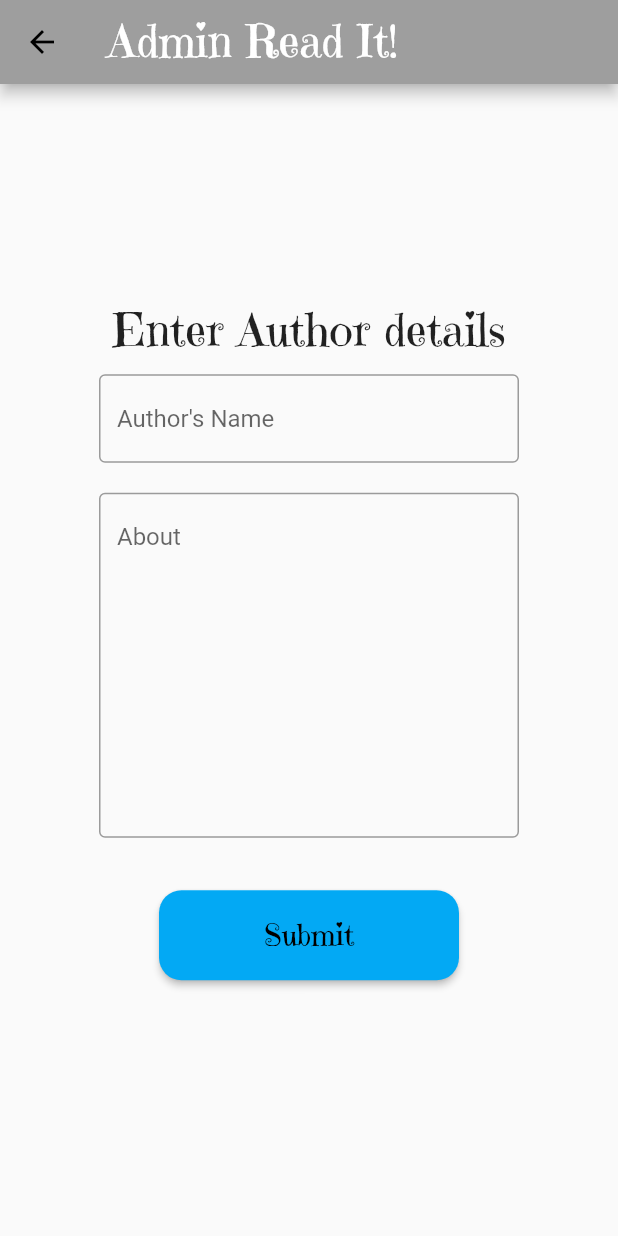
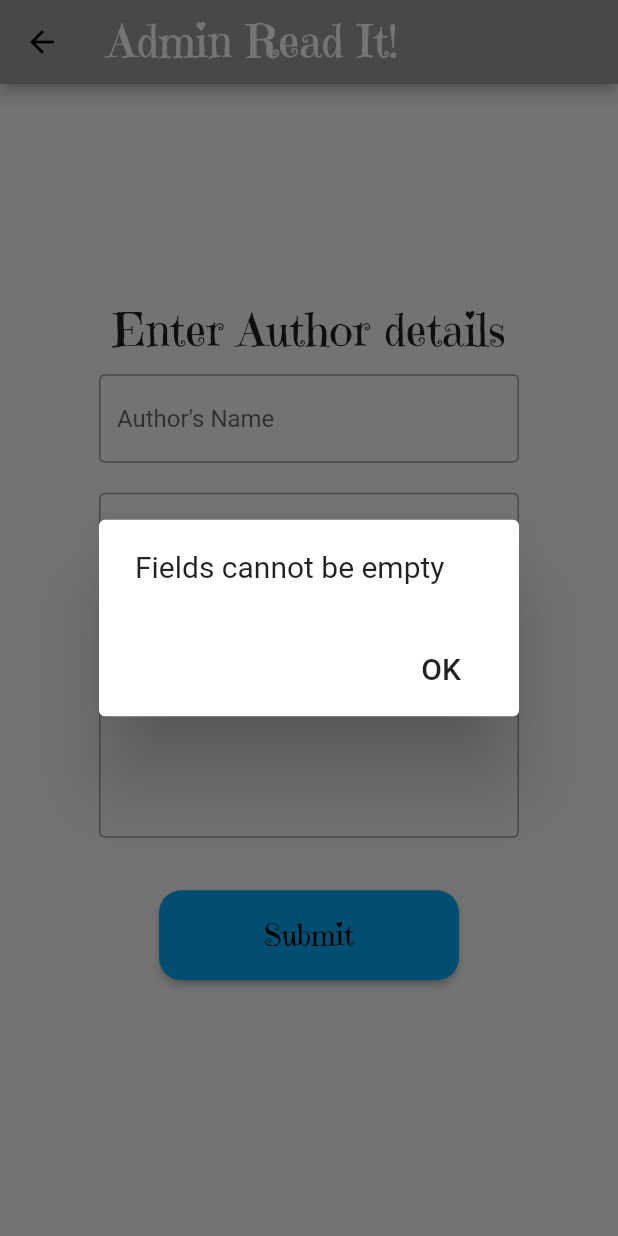
Before and after one commit to MTAA2020/FrontEnd, a Flutter app: the AddAuthor screen opened directly, after a tap on "Submit", on a phone screen of 412 x 824 dp. Run offline on Flutter 3.47's test engine with Material 2 defaults, Android fonts, the phone set to English and light mode, and no system bars; our stand-ins replace auto_size_text, expandable, file_picker, flutter_rating_bar; missing offline and left inert: flappy_search_bar, flutter_plugin_pdf_viewer, multiselect_formfield; network calls fail; Roboto replaces fonts that are missing (EmilyCandy).

Commit message:
hotovo final

```diff
--- a/Appka/frontik/lib/admin/adminAddAuthor.dart
+++ b/Appka/frontik/lib/admin/adminAddAuthor.dart
@@ -114,7 +114,10 @@ class AddAuthorState extends State<AddAuthor> {
                       );
                     },*/
                     onPressed: () {
-                      addnewauthor();
+                      if ((authorName.text.trim()=="")||(about.text.trim()=="")){
+                        showAlertDialog9(context);
+                      }else{
+                      addnewauthor();}
                     },
                   ),
                 ),
@@ -150,4 +153,28 @@ class AddAuthorState extends State<AddAuthor> {
       throw Exception('fail');
     }
   }
+  showAlertDialog9(BuildContext context) {
+
+    Widget continueButton = FlatButton(
+      child: new Text("OK",style: new TextStyle(fontFamily: 'EmilyCandy', fontSize: 20)),
+      onPressed:  () => Navigator.of(context).pop(),
+    );
+
+  // set up the AlertDialog
+    AlertDialog alert = AlertDialog(
+      content: new Text("Fields cannot be empty",style: TextStyle(fontFamily: 'EmilyCandy', fontSize: 20)),
+      actions: [
+        continueButton
+      ],
+   );
+
+  // show the dialog
+    showDialog(
+      context: context,
+      builder: (BuildContext context) {
+        return alert;
+      },
+    );
+  }
+
 }
--- a/Appka/frontik/lib/admin/searchAuthor2.dart
+++ b/Appka/frontik/lib/admin/searchAuthor2.dart
@@ -94,7 +94,7 @@ class _Search extends State<SearchAuthor> {
         leading: IconButton(
             icon: Icon(Icons.arrow_back, color: Colors.black),
             onPressed: () {
-              Navigator.pop(context);
+              Navigator.pop(context,"");
             }),
         title: RichText(
           textAlign: TextAlign.center,
--- a/Appka/frontik/lib/user/bookdetail.dart
+++ b/Appka/frontik/lib/user/bookdetail.dart
@@ -301,7 +301,7 @@ class _BookDetailState extends State<BookDetail> {
 
   @override
   Widget build(BuildContext context) {
-    commentcontroller.text = myreviewtext;
+    //commentcontroller.text = myreviewtext;
     return new Scaffold(
       backgroundColor: Colors.grey,
       appBar: new AppBar(
```
Also changed, not shown: Appka/frontik/lib/admin/adminAddBook.dart (+36 -1 lines), Appka/frontik/lib/user/loginpage.dart (+34 -0 lines).
